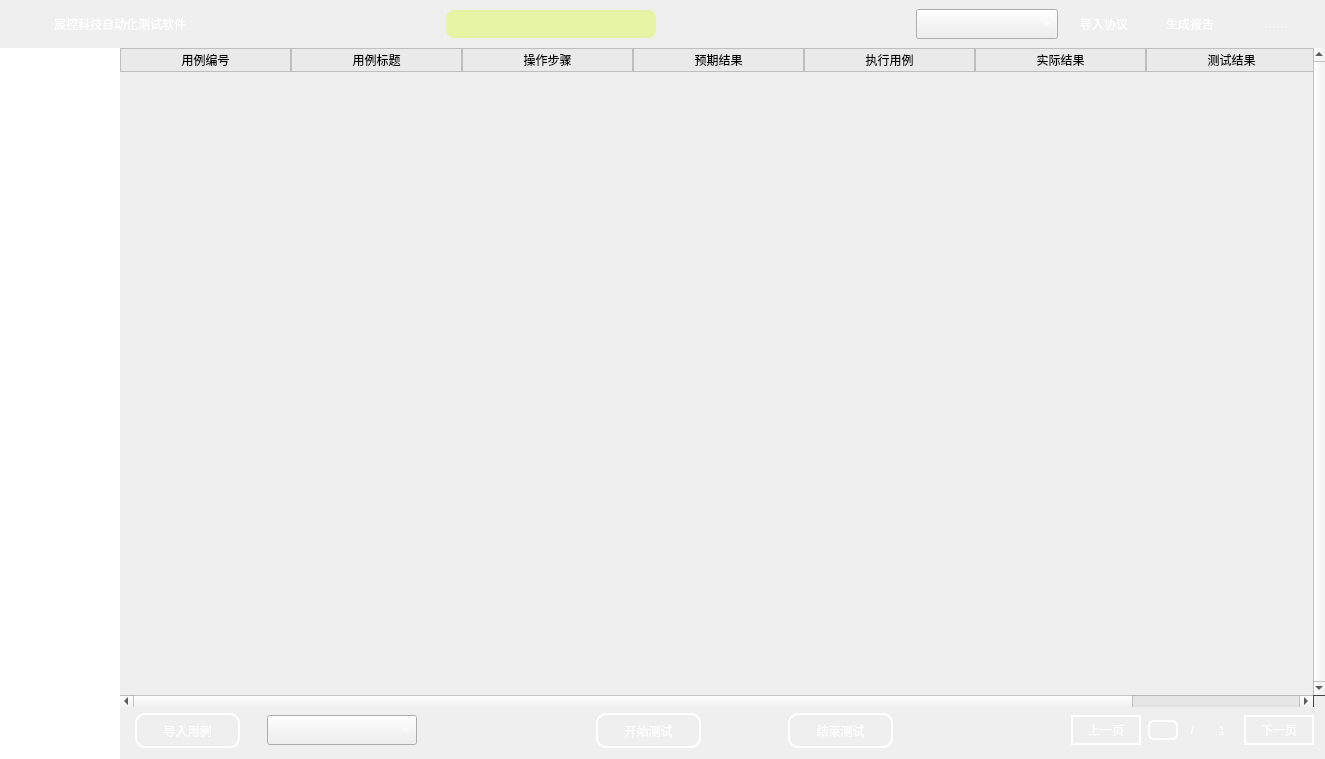
Qt form KCTS/KCTS Project/UI/main_window_ui.ui (learniuH/work) before a commit.
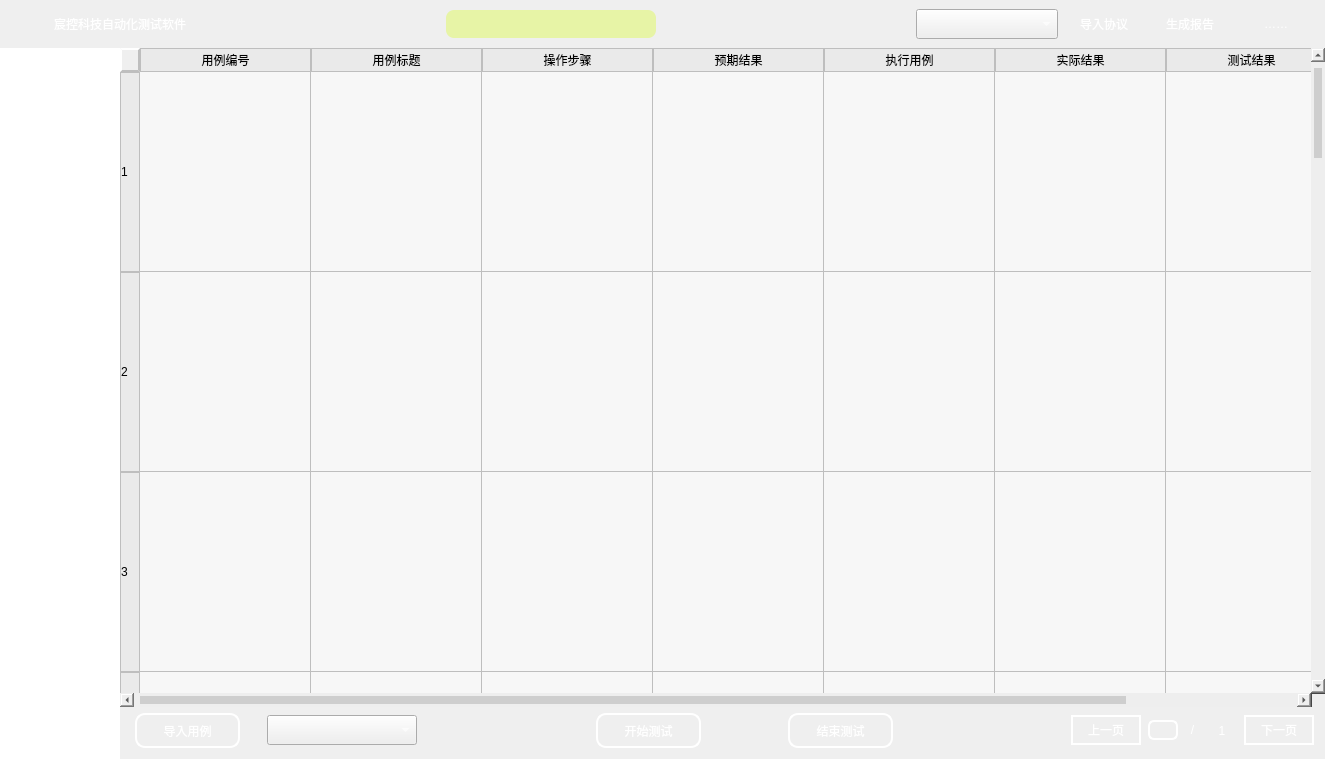
The same form after that commit. Icons and pictures are not drawn.

Commit message: tableWidget ui 优化

Patch:
```diff
--- a/KCTS/KCTS Project/UI/main_window_ui.ui
+++ b/KCTS/KCTS Project/UI/main_window_ui.ui
@@ -1413,58 +1413,39 @@
 	border: 2px solid #109968;
 }
 
-/* tableWidget 水平ScrollBar */
-QTableWidget QScrollBar::horizontal {
-	height: 12px;
+QTableWidget QScrollBar:horizontal {
+	background: #eeeeee;
+	padding-left: 20px;	/* 左预留位置 */
+	padding-right: 20px;	/* 右预留位置 */
+	padding-top: 3px;		/* 上预留位置（美观） */
+	padding-bottom: 3px;	/* 下预留位置（美观） */
 }
 
-/* tableWidget 垂直ScrollBar */
-QTableWidget QScrollBar::vertical {
-	width: 12px;
-}
-
-/* tableWidget 水平滑块 */
 QTableWidget QScrollBar::handle:horizontal {
-	border: none;
-	background-color: #d2d2d2;
-	border-radius: 3px;
+	background: #cecece;
+	border-radius: 6px;
 }
 
-/* tableWidget 水平滑块悬浮 */
 QTableWidget QScrollBar::handle:horizontal:hover {
 	background-color: #b6b6b6;
 }
 
-/* tableWidget 垂直滑块 */
+QTableWidget QScrollBar:vertical {
+	background: #eeeeee;
+	padding-top: 20px;		/* 上预留位置 */
+	padding-bottom: 20px;	/* 下预留位置 */
+	padding-left: 3px;		/* 左预留位置（美观） */
+	padding-right: 3px;		/* 右预留位置（美观） */
+}
+
 QTableWidget QScrollBar::handle:vertical {
-	border: none;
-	background-color: #d2d2d2;
-	border-radius: 3px;
+	background: #cecece;
+	min-height: 80px;		/* 最小高度 */
+	border-radius: 6px;
 }
 
-/* tableWidget 垂直滑块悬浮 */
 QTableWidget QScrollBar::handle:vertical:hover {
-	background-color: #b6b6b6;
-}
-
-/* 滑块上方 */
-QTableWidget QScrollBar::add-page {
-	background-color: #eeeeee;
-}
-
-/* 滑块下方 */
-QTableWidget QScrollBar::sub-page {
-	background-color: #eeeeee;
-}
-
-/* 滑块上方边缘方块 */
-QTableWidget QScrollBar::add-line {
-	background: red;
-}
-
-/* 滑块下方边缘方块 */
-QTableWidget QScrollBar::sub-line {
-	background: red;
+	background: #b6b6b6;
 }</string>
              </property>
              <property name="verticalScrollBarPolicy">
@@ -1492,7 +1473,7 @@
               <enum>Qt::SolidLine</enum>
              </property>
              <property name="rowCount">
-              <number>0</number>
+              <number>20</number>
              </property>
              <attribute name="horizontalHeaderVisible">
               <bool>true</bool>
@@ -1518,6 +1499,26 @@
              <attribute name="verticalHeaderStretchLastSection">
               <bool>false</bool>
              </attribute>
+             <row/>
+             <row/>
+             <row/>
+             <row/>
+             <row/>
+             <row/>
+             <row/>
+             <row/>
+             <row/>
+             <row/>
+             <row/>
+             <row/>
+             <row/>
+             <row/>
+             <row/>
+             <row/>
+             <row/>
+             <row/>
+             <row/>
+             <row/>
              <column>
               <property name="text">
                <string>用例编号</string>
```
Left out of the diff: 2 changed lines with no effect on the pictures. The commit also changes 4 other files.
